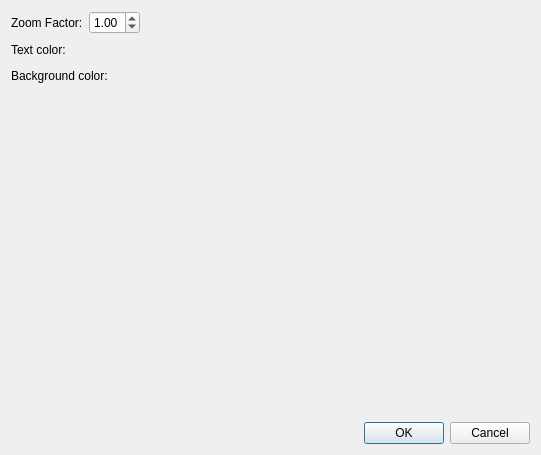
First picture: the form in vertreader/styledialog.ui, repository cges30901/vertreader, before the edit.
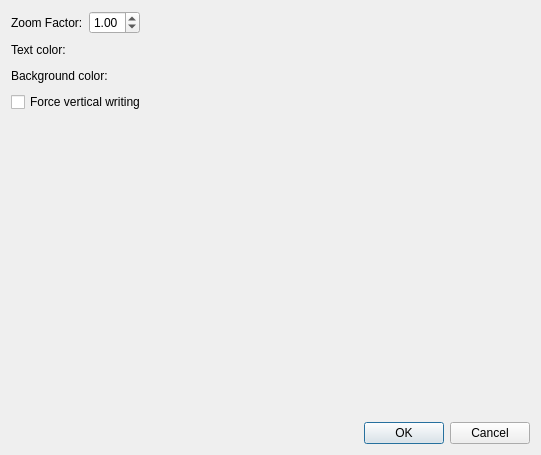
Second picture: the form after the edit.

Commit message: Add option to force vertical writing

The edit to the form file:
```diff
--- a/vertreader/styledialog.ui
+++ b/vertreader/styledialog.ui
@@ -122,6 +122,13 @@
      </item>
     </layout>
    </item>
+   <item>
+    <widget class="QCheckBox" name="chbVertical">
+     <property name="text">
+      <string>Force vertical writing</string>
+     </property>
+    </widget>
+   </item>
    <item>
     <spacer name="verticalSpacer">
      <property name="orientation">
```
The commit also changes 2 other files.
